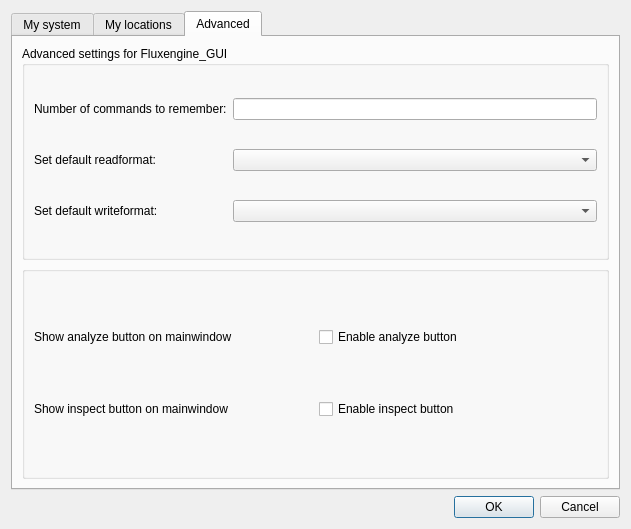
The window that dialogpreferences.ui (wybren1971/Fluxengine_GUI) describes before a commit, drawn with Qt 5.
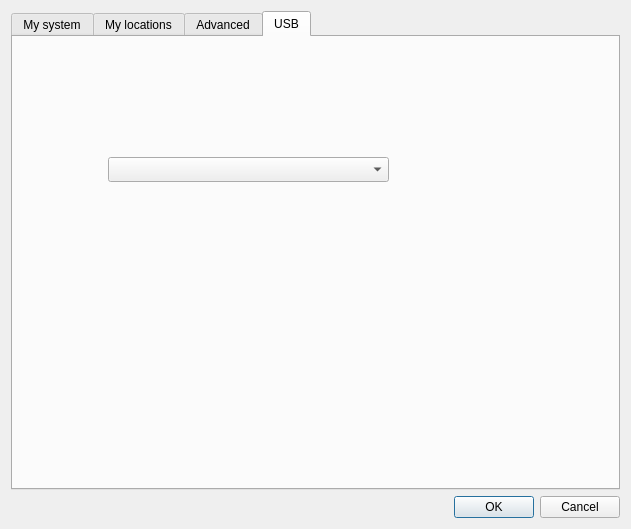
The same window after the commit. The open tabs and pages were chosen to show the change.

Diff of the .ui file:
```diff
--- a/dialogpreferences.ui
+++ b/dialogpreferences.ui
@@ -347,6 +347,21 @@
        </item>
       </layout>
      </widget>
+     <widget class="QWidget" name="USB">
+      <attribute name="title">
+       <string>USB</string>
+      </attribute>
+      <widget class="QComboBox" name="cmbSerialports">
+       <property name="geometry">
+        <rect>
+         <x>95</x>
+         <y>120</y>
+         <width>281</width>
+         <height>25</height>
+        </rect>
+       </property>
+      </widget>
+     </widget>
     </widget>
    </item>
    <item>
```
